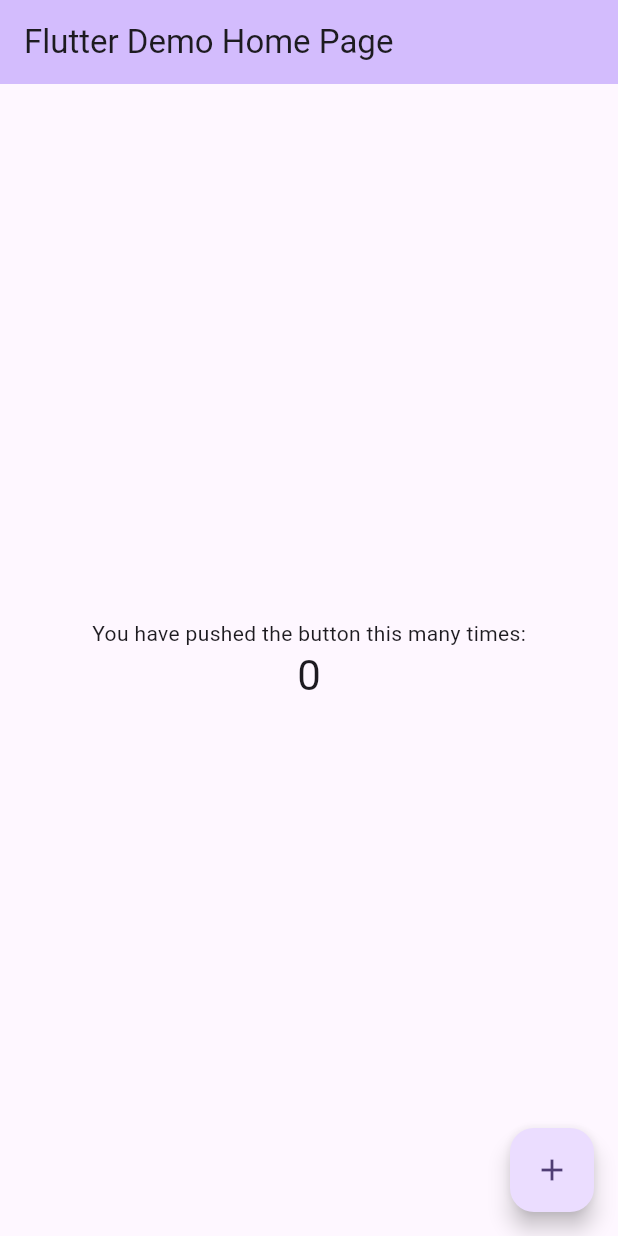
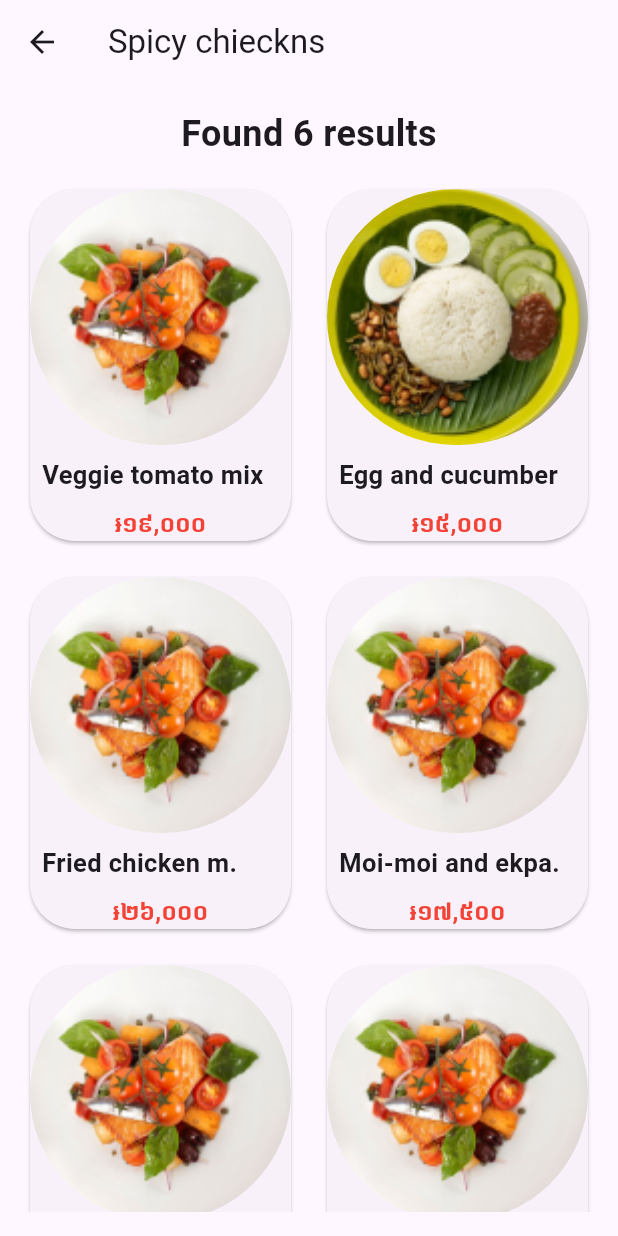
Before and after one commit to ANG-OUSA/Food_mobile_app, a Flutter app: the screen it shows after launch, on a phone screen of 412 x 824 dp. Run offline on Flutter 3.47's test engine with Material 3 defaults, Android fonts, the phone set to English and light mode, and no system bars.

```diff
--- a/lib/main.dart
+++ b/lib/main.dart
@@ -1,4 +1,6 @@
 import 'package:flutter/material.dart';
+import 'package:flutter_project/ousa/ProfileScreen.dart';
+import 'package:flutter_project/ousa/searchScreen.dart';
 
 void main() {
   runApp(const MyApp());
@@ -13,25 +15,11 @@ class MyApp extends StatelessWidget {
     return MaterialApp(
       title: 'Flutter Demo',
       theme: ThemeData(
-        // This is the theme of your application.
-        //
-        // TRY THIS: Try running your application with "flutter run". You'll see
-        // the application has a purple toolbar. Then, without quitting the app,
-        // try changing the seedColor in the colorScheme below to Colors.green
-        // and then invoke "hot reload" (save your changes or press the "hot
-        // reload" button in a Flutter-supported IDE, or press "r" if you used
-        // the command line to start the app).
-        //
-        // Notice that the counter didn't reset back to zero; the application
-        // state is not lost during the reload. To reset the state, use hot
-        // restart instead.
-        //
-        // This works for code too, not just values: Most code changes can be
-        // tested with just a hot reload.
         colorScheme: ColorScheme.fromSeed(seedColor: Colors.deepPurple),
         useMaterial3: true,
       ),
-      home: const MyHomePage(title: 'Flutter Demo Home Page'),
+      debugShowCheckedModeBanner: false,
+      home: searchScreen(),
     );
   }
 }
--- /dev/null
+++ b/lib/ousa/searchScreen.dart
@@ -0,0 +1,173 @@
+import 'package:flutter/cupertino.dart';
+import 'package:flutter/material.dart';
+import 'package:flutter/widgets.dart';
+
+class searchScreen extends StatelessWidget {
+  final List<Map<String, String>> foodItems = [
+    {
+      "image": "lib/asset/veggie_tomato_mix.png",
+      "name": "Veggie tomato mix",
+      "price": "៛១៩,០០០"
+    },
+    {
+      "image": "lib/asset/egg_cucumber.png",
+      "name": "Egg and cucumber",
+      "price": "៛១៥,០០០"
+    },
+    {
+      "image": "lib/asset/veggie_tomato_mix.png",
+      "name": "Fried chicken m.",
+      "price": "៛២៦,០០០"
+    },
+    {
+      "image": "lib/asset/veggie_tomato_mix.png",
+      "name": "Moi-moi and ekpa.",
+      "price": "៛១៧,៥០០"
+    },
+    {
+      "image": "lib/asset/veggie_tomato_mix.png",
+      "name": "Fried chicken m.",
+      "price": "៛២៦,០០០"
+    },
+    {
+      "image": "lib/asset/veggie_tomato_mix.png",
+      "name": "Moi-moi and ekpa.",
+      "price": "៛១៧,៥០០"
+    },
+    {
+      "image": "lib/asset/veggie_tomato_mix.png",
+      "name": "Fried chicken m.",
+      "price": "៛២៦,០០០"
+    },
+    {
+      "image": "lib/asset/veggie_tomato_mix.png",
+      "name": "Moi-moi and ekpa.",
+      "price": "៛១៧,៥០០"
+    },
+  ];
+
+  @override
+  Widget build(BuildContext context) {
+    return Scaffold(
+      appBar: AppBar(
+        title: const Text('Spicy chieckns'),
+        leading: IconButton(
+          icon: const Icon(Icons.arrow_back),
+          onPressed: () {
+            // Handle back button action
+          },
+        ),
+      ),
+      body: Padding(
+        padding: const EdgeInsets.all(16.0),
+        child: Column(
+          children: [
+            const Text(
+              'Found 6 results',
+              style: const TextStyle(
+                fontSize: 24,
+                fontWeight: FontWeight.bold,
+              ),
+            ),
+            const SizedBox(height: 16),
+            Expanded(
+              child: GridView.builder(
+                gridDelegate: const SliverGridDelegateWithFixedCrossAxisCount(
+                  crossAxisCount: 2,
+                  crossAxisSpacing: 16,
+                  mainAxisSpacing: 16,
+                  childAspectRatio: 0.75,
+                ),
+                itemCount: foodItems.length,
+                itemBuilder: (context, index) {
+                  return FoodCard(
+                    image: foodItems[index]["image"]!,
+                    name: foodItems[index]["name"]!,
+                    price: foodItems[index]["price"]!,
+                  );
+                },
+              ),
+            ),
+          ],
+        ),
+      ),
+    );
+  }
+}
+
+class FoodCard extends StatelessWidget {
+  final String image;
+  final String name;
+  final String price;
+
+  FoodCard({required this.image, required this.name, required this.price});
+
+  @override
+  Widget build(BuildContext context) {
+    return Card(
+      shape: RoundedRectangleBorder(
+        borderRadius: BorderRadius.circular(30),
+      ),
+      child: Column(
+        crossAxisAlignment: CrossAxisAlignment.start,
+        children: [
+          Expanded(
+            child: ClipRRect(
+              borderRadius: const BorderRadius.vertical(
+                  top: Radius.circular(100), bottom: Radius.circular(100)),
+              child: Image.asset(
+                image,
+                fit: BoxFit.cover,
+                width: double.infinity,
+              ),
+              // Positioned(
+              //   top: -30,
+              //   left: 0,
+              //   right: 0,
+              //   child: SizedBox(
+              //     width: 200,
+              //     height: 200,
+              //     child: OverflowBox(
+              //       maxHeight: 230,
+              //       alignment: Alignment.topCenter,
+              //       child: Image.asset(
+              //         imagePath,
+              //         width: 200,
+              //         height: 200,
+              //         fit: BoxFit.cover,
+              //       ),
+              //     ),
+              //   ),
+              // ),
+            ),
+          ),
+          Padding(
+            padding: const EdgeInsets.all(8.0),
+            child: Text(
+              name,
+              style: const TextStyle(
+                fontSize: 17,
+                fontWeight: FontWeight.bold,
+              ),
+            ),
+          ),
+          Center(
+            child: Padding(
+              padding: const EdgeInsets.symmetric(horizontal: 8.0),
+              child: Text(
+                price,
+                style: const TextStyle(
+                  fontSize: 16,
+                  color: Colors.red,
+                  fontWeight: FontWeight.bold,
+                  //alignment: Alignment.topCenter,
+                  //mainAxisAlignment: MainAxisAlignment.end,
+                ),
+              ),
+            ),
+          ),
+        ],
+      ),
+    );
+  }
+}
```
Also changed, not shown: lib/ousa/ProfileScreen.dart (added, +204 -0 lines), lib/ousa/searching.dart (added, +15 -0 lines), pubspec.yaml (+8 -3 lines), lib/asset/egg_cucumber.png (added), lib/asset/ousa.png (added), lib/asset/veggie_tomato_mix.png (added).
